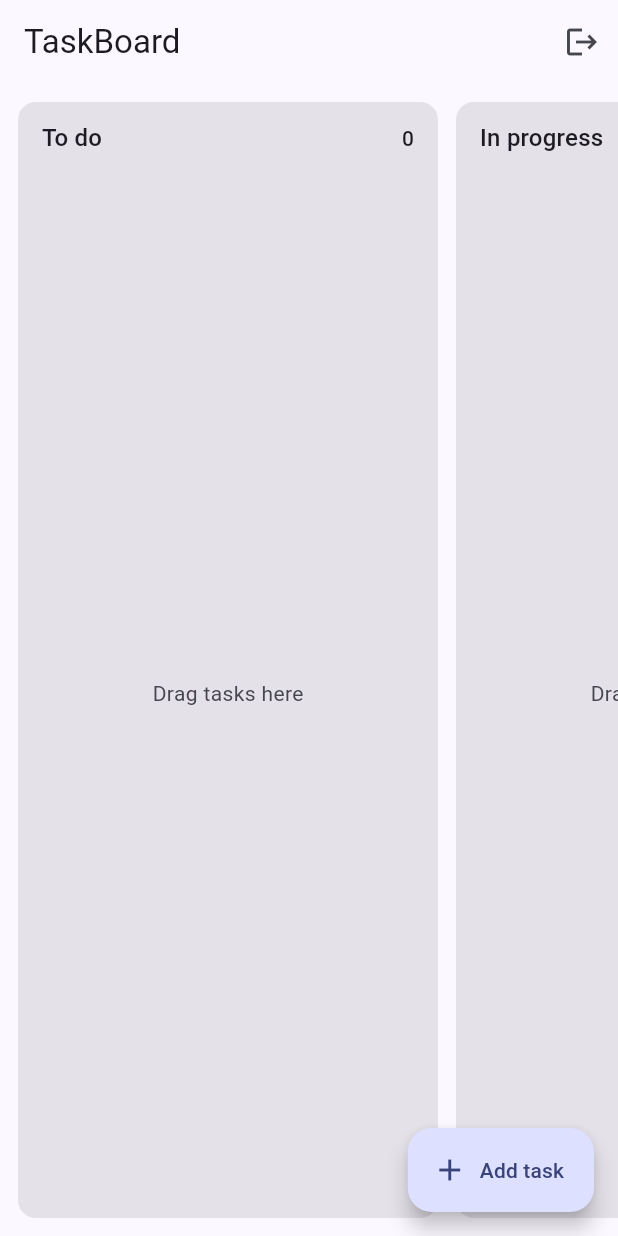
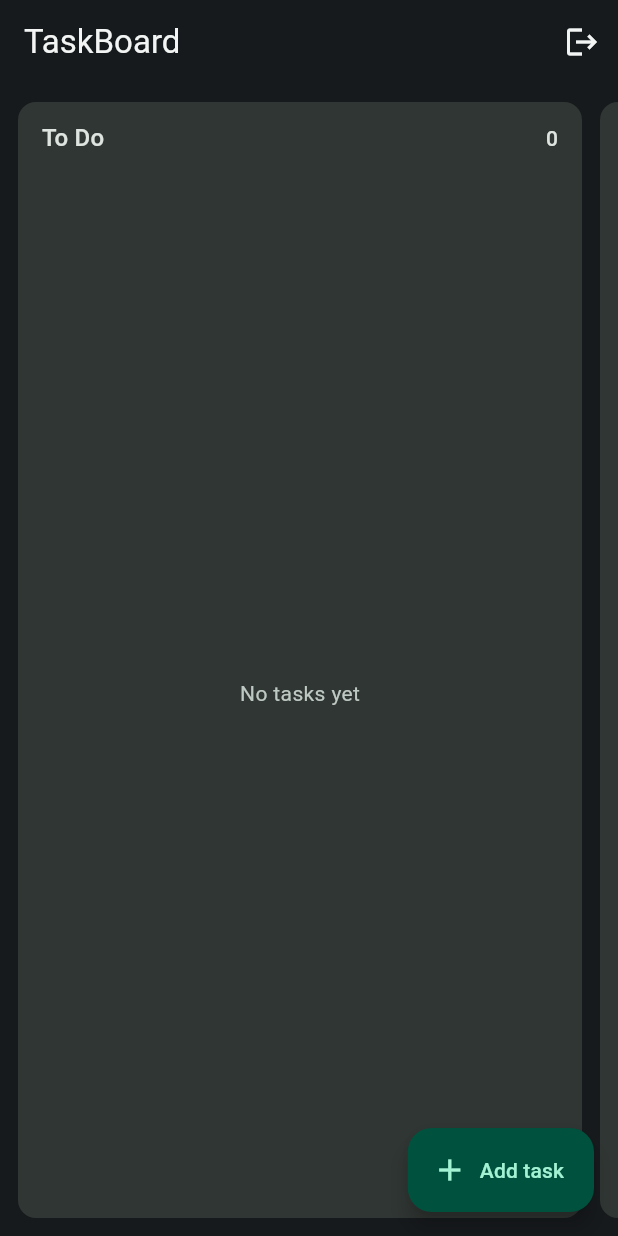
Before and after one commit to joesevv/proj4swsys, a Flutter app: the screen it shows once a user with an empty profile is signed in, on a phone screen of 412 x 824 dp. Run offline on Flutter 3.47's test engine with Material 3 defaults, Android fonts, the phone set to English and light mode, and no system bars; our stand-ins replace cloud_firestore, cloud_functions, firebase_auth, firebase_core, google_sign_in; accounts and stored records are empty.

Commit message:
Add minimal dark theme and improve board layout

```diff
--- a/lib/main.dart
+++ b/lib/main.dart
@@ -27,7 +27,26 @@ class TaskBoardApp extends StatelessWidget {
   Widget build(BuildContext context) {
     return MaterialApp(
       title: 'TaskBoard',
-      theme: ThemeData(colorSchemeSeed: Colors.indigo),
+      debugShowCheckedModeBanner: false,
+      theme: ThemeData(
+        useMaterial3: true,
+        brightness: Brightness.dark,
+        colorScheme: ColorScheme.fromSeed(
+          seedColor: const Color(0xFF55D6AE),
+          brightness: Brightness.dark,
+          surface: const Color(0xFF202428),
+        ),
+        scaffoldBackgroundColor: const Color(0xFF171A1D),
+        appBarTheme: const AppBarTheme(
+          backgroundColor: Color(0xFF171A1D),
+          foregroundColor: Color(0xFFF2F5F4),
+        ),
+        cardTheme: const CardThemeData(
+          color: Color(0xFF2B3035),
+          surfaceTintColor: Colors.transparent,
+          elevation: 0,
+        ),
+      ),
       home: AuthGate(
         authState: () => authService.authState,
         onSignIn: authService.signInWithGoogle,
@@ -44,9 +63,9 @@ class TaskBoardApp extends StatelessWidget {
 /// The columns on the board. The enum name ('todo', 'doing', 'done') is what
 /// gets stored in Firestore, and the label is what's shown on screen.
 enum TaskStatus {
-  todo('To do'),
-  doing('In progress'),
-  done('Done');
+  todo('To Do'),
+  doing('In Progress'),
+  done('Finished');
 
   const TaskStatus(this.label);
   final String label;
@@ -209,25 +228,41 @@ class _BoardScreenState extends State<BoardScreen> {
           }
 
           final tasks = snapshot.data!;
+          return LayoutBuilder(
+            builder: (context, constraints) {
+              const horizontalPadding = 12.0;
+              const columnSpacing = 12.0;
+              final availableWidth =
+                  constraints.maxWidth - horizontalPadding * 2;
+              final columnWidth = availableWidth >= 3 * 280 + 2 * columnSpacing
+                  ? (availableWidth - 2 * columnSpacing) / 3
+                  : (availableWidth - columnSpacing).clamp(280.0, 560.0);
+
               return SingleChildScrollView(
                 scrollDirection: Axis.horizontal,
-            padding: const EdgeInsets.all(12),
+                padding: const EdgeInsets.all(horizontalPadding),
                 child: Row(
                   crossAxisAlignment: CrossAxisAlignment.stretch,
                   children: [
                     for (final status in TaskStatus.values)
                       Padding(
-                    padding: const EdgeInsets.only(right: 12),
+                        padding: const EdgeInsets.only(right: columnSpacing),
                         child: _BoardColumn(
                           status: status,
-                      tasks: tasks.where((t) => t.status == status).toList(),
+                          width: columnWidth,
+                          tasks: tasks
+                              .where((t) => t.status == status)
+                              .toList(),
                           onMove: (task, newStatus) =>
                               _run(() => _repo.moveTask(task.id, newStatus)),
-                      onDelete: (task) => _run(() => _repo.deleteTask(task.id)),
+                          onDelete: (task) =>
+                              _run(() => _repo.deleteTask(task.id)),
                         ),
                       ),
                   ],
                 ),
+              );
+            },
           );
         },
       ),
@@ -242,17 +277,17 @@ class _BoardScreenState extends State<BoardScreen> {
 class _BoardColumn extends StatelessWidget {
   const _BoardColumn({
     required this.status,
+    required this.width,
     required this.tasks,
     required this.onMove,
     required this.onDelete,
   });
 
   final TaskStatus status;
+  final double width;
   final List<TaskItem> tasks;
   final void Function(TaskItem task, TaskStatus newStatus) onMove;
   final void Function(TaskItem task) onDelete;
-
-  static const double width = 280;
 
   @override
   Widget build(BuildContext context) {
@@ -295,7 +330,7 @@ class _BoardColumn extends StatelessWidget {
                 child: tasks.isEmpty
                     ? Center(
                         child: Text(
-                          'Drag tasks here',
+                          _emptyMessage,
                           style: TextStyle(color: colors.onSurfaceVariant),
                         ),
                       )
@@ -308,6 +343,7 @@ class _BoardColumn extends StatelessWidget {
                           final task = tasks[index];
                           return _TaskCard(
                             task: task,
+                            columnWidth: width,
                             onMove: (newStatus) => onMove(task, newStatus),
                             onDelete: () => onDelete(task),
                           );
@@ -320,6 +356,12 @@ class _BoardColumn extends StatelessWidget {
       },
     );
   }
+
+  String get _emptyMessage => switch (status) {
+    TaskStatus.todo => 'No tasks yet',
+    TaskStatus.doing => 'Nothing in progress',
+    TaskStatus.done => 'Nothing finished',
+  };
 }
 
 // ---------------------------------------------------------------------------
@@ -329,11 +371,13 @@ class _BoardColumn extends StatelessWidget {
 class _TaskCard extends StatelessWidget {
   const _TaskCard({
     required this.task,
+    required this.columnWidth,
     required this.onMove,
     required this.onDelete,
   });
 
   final TaskItem task;
+  final double columnWidth;
   final void Function(TaskStatus newStatus) onMove;
   final VoidCallback onDelete;
 
@@ -367,7 +411,7 @@ class _TaskCard extends StatelessWidget {
         elevation: 6,
         borderRadius: BorderRadius.circular(12),
         child: SizedBox(
-          width: _BoardColumn.width - 16,
+          width: columnWidth - 16,
           child: Padding(
             padding: const EdgeInsets.all(16),
             child: Text(task.title),
```
Lines whose indentation alone changed are shown as unchanged.
